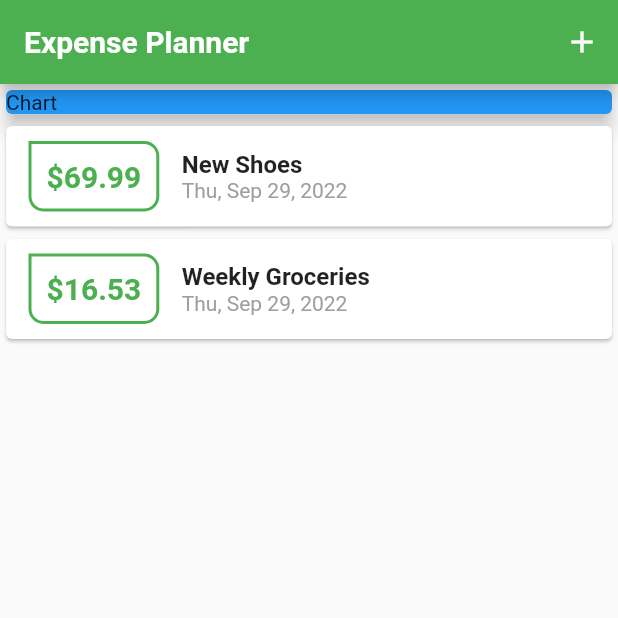
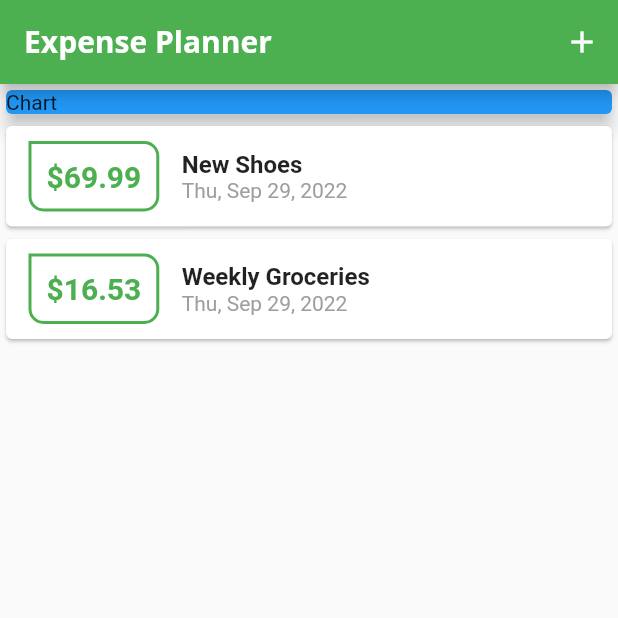
Before and after one commit to Jishan010/flutter_expense_app, a Flutter app: the screen it shows after launch, on a phone screen of 412 x 824 dp, the top half of it. Run offline on Flutter 3.47's test engine with Material 2 defaults, Android fonts, the phone set to English and light mode, and no system bars.

Commit message:
If applied, this commit will add fonts implementation

```diff
--- a/lib/main.dart
+++ b/lib/main.dart
@@ -12,14 +12,20 @@
       theme: ThemeData(
         primarySwatch: Colors.green,
         accentColor: Colors.amberAccent,
+        textTheme: ThemeData.light().textTheme.copyWith(
+              headline6: TextStyle(
+                fontFamily: 'OpenSans',
+                fontSize: 18,
+                fontWeight: FontWeight.bold,
+              ),
+              button: TextStyle(color: Colors.white),
+            ),
         appBarTheme: AppBarTheme(
-          textTheme: ThemeData.light().textTheme.copyWith(
-                headline6: TextStyle(
-                  fontFamily: 'OpenSans',
-                  fontSize: 20,
-                  fontWeight: FontWeight.bold,
-                ),
-              ),
+          titleTextStyle: TextStyle(
+            fontFamily: 'OpenSans',
+            fontSize: 20,
+            fontWeight: FontWeight.bold,
+          ),
         ),
       ),
       title: 'Expense Planner',
@@ -105,8 +111,10 @@
       ),
       floatingActionButtonLocation: FloatingActionButtonLocation.centerFloat,
       floatingActionButton: FloatingActionButton(
-        child: Icon(Icons.add,
-        color: Colors.white,),
+        child: Icon(
+          Icons.add,
+          color: Colors.white,
+        ),
         onPressed: () => startAddNewTransaction(context),
       ),
     );
```
Also changed, not shown: pubspec.yaml (+12 -6 lines), assets/fonts/OpenSans-Bold.ttf (added), assets/fonts/OpenSans-Regular.ttf (added), assets/fonts/Quicksand-Bold.ttf (added), assets/fonts/Quicksand-Light.ttf (added), assets/fonts/Quicksand-Medium.ttf (added), assets/fonts/Quicksand-Regular.ttf (added).
